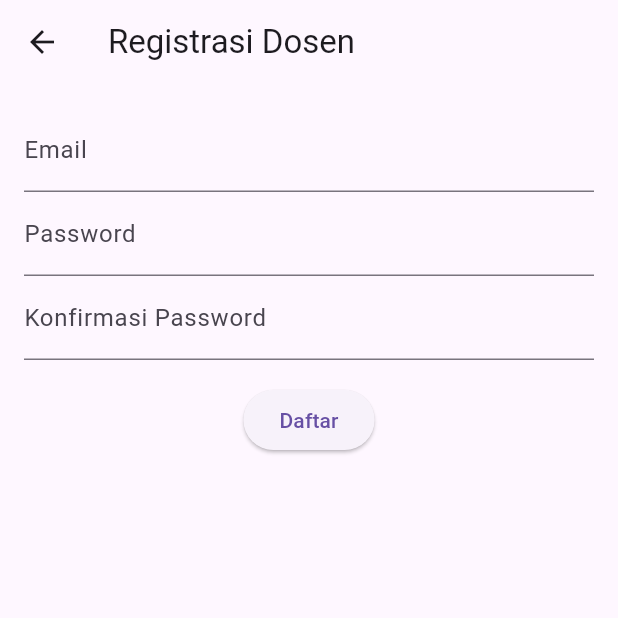
After one commit to mazrommi/kindos_app, a Flutter app: the screen it shows after launch, after a tap on "Belum punya akun? Daftar di sini", on a phone screen of 412 x 824 dp, the top half of it. The commit adds this screen. Run offline on Flutter 3.47's test engine with Material 3 defaults, Android fonts, the phone set to English and light mode, and no system bars; our stand-ins replace csv, shared_preferences, sqflite; accounts and stored records are empty.

Commit message:
menambahkan login

```diff
--- a/lib/helpers/db_helper.dart
+++ b/lib/helpers/db_helper.dart
@@ -3,6 +3,7 @@ import 'dart:io';
 import 'package:sqflite/sqflite.dart';
 import 'package:path/path.dart';
 import '../models/catatan.dart';
+import '../models/user.dart';
 import 'package:path_provider/path_provider.dart';
 import 'package:csv/csv.dart';
 
@@ -26,6 +27,20 @@ class DBHelper {
             kategori TEXT
           )
         ''');
+
+        await db.execute('''
+          CREATE TABLE user(
+            id INTEGER PRIMARY KEY AUTOINCREMENT,
+            email TEXT NOT NULL,
+            password TEXT NOT NULL
+          )
+        ''');
+
+        // Insert default admin user
+        await db.insert('user', {
+          'email': 'admin@example.com',
+          'password': 'admin123',
+        });
       },
     );
   }
@@ -35,6 +50,7 @@ class DBHelper {
     return _db!;
   }
 
+  // CRUD untuk tabel catatan
   static Future<int> insertCatatan(Catatan catatan) async {
     final db = await database;
     return await db.insert('catatan', catatan.toMap());
@@ -89,4 +105,24 @@ class DBHelper {
     final file = File('$path/catatan_dosen.csv');
     return await file.writeAsString(csv);
   }
+
+  // Fitur login
+  static Future<void> insertUser(User user) async {
+    final db = await database;
+    await db.insert('user', user.toMap(), conflictAlgorithm: ConflictAlgorithm.replace);
+  }
+
+  static Future<User?> getUser(String email, String password) async {
+    final db = await database;
+    final result = await db.query(
+      'user',
+      where: 'email = ? AND password = ?',
+      whereArgs: [email, password],
+    );
+
+    if (result.isNotEmpty) {
+      return User.fromMap(result.first);
+    }
+    return null;
+  }
 }
--- a/lib/main.dart
+++ b/lib/main.dart
@@ -4,9 +4,18 @@ import 'models/catatan.dart';
 import 'helpers/db_helper.dart';
 import 'pages/catatan_form.dart';
 import 'pages/catatan_detail.dart';
+import 'package:shared_preferences/shared_preferences.dart';
+import 'screens/login_screen.dart';
 
-void main() {
-  runApp(const CatatanApp());
+void main() async {
+  WidgetsFlutterBinding.ensureInitialized();
+  final prefs = await SharedPreferences.getInstance();
+  final isLoggedIn = prefs.getBool('isLoggedIn') ?? false;
+
+  runApp(MaterialApp(
+    debugShowCheckedModeBanner: false,
+    home: isLoggedIn ? const CatatanListPage() : LoginScreen(),
+  ));
 }
 
 class CatatanApp extends StatelessWidget {
@@ -32,13 +41,22 @@ class _CatatanListPageState extends State<CatatanListPage> {
   List<Catatan> _catatanList = [];
   List<Catatan> _filteredCatatanList = [];
   final TextEditingController _searchController = TextEditingController();
+  String? userEmail;
 
   @override
   void initState() {
     super.initState();
+    _loadUser();
     _refreshCatatan();
     _searchController.addListener(() {
       _filterCatatan(_searchController.text);
+    });
+  }
+
+  void _loadUser() async {
+    final prefs = await SharedPreferences.getInstance();
+    setState(() {
+      userEmail = prefs.getString('email');
     });
   }
 
@@ -103,12 +121,44 @@ class _CatatanListPageState extends State<CatatanListPage> {
   Widget build(BuildContext context) {
     return Scaffold(
       appBar: AppBar(
-        title: const Text('CATATAN KINERJA DOSEN'),
+        title: Text('CATATAN KINERJA DOSEN\n${userEmail ?? ""}', textAlign: TextAlign.center),
         centerTitle: true,
         actions: [
           IconButton(
             icon: const Icon(Icons.download),
             onPressed: _exportData,
+          ),
+          IconButton(
+            icon: Icon(Icons.logout),
+            onPressed: () async {
+              final confirm = await showDialog(
+                context: context,
+                builder: (_) => AlertDialog(
+                  title: Text('Konfirmasi'),
+                  content: Text('Yakin ingin logout?'),
+                  actions: [
+                    TextButton(
+                      onPressed: () => Navigator.pop(context, false),
+                      child: Text('Batal'),
+                    ),
+                    TextButton(
+                      onPressed: () => Navigator.pop(context, true),
+                      child: Text('Logout'),
+                    ),
+                  ],
+                ),
+              );
+
+              if (confirm == true) {
+                final prefs = await SharedPreferences.getInstance();
+                await prefs.clear();
+                if (!mounted) return;
+                Navigator.pushReplacement(
+                  context,
+                  MaterialPageRoute(builder: (_) => LoginScreen()),
+                );
+              }
+            },
           ),
         ],
       ),
--- a/lib/models/catatan.dart
+++ b/lib/models/catatan.dart
@@ -19,7 +19,7 @@ class Catatan {
       'judul': judul,
       'deskripsi': deskripsi,
       'tanggal': tanggal,
-      'kategori': kategori, // ✅
+      'kategori': kategori,
     };
   }
 
@@ -29,7 +29,7 @@ class Catatan {
       judul: map['judul'],
       deskripsi: map['deskripsi'],
       tanggal: map['tanggal'],
-      kategori: map['kategori'], // ✅
+      kategori: map['kategori'],
     );
   }
 }
--- a/lib/models/user_model.dart
+++ b/lib/models/user.dart
@@ -10,14 +10,14 @@ class User {
       'id': id,
       'email': email,
       'password': password,
-      };
+    };
   }
 
   factory User.fromMap(Map<String, dynamic> map) {
     return User(
       id: map['id'],
-        email: map['email'],
-        password: map['password'],
+      email: map['email'],
+      password: map['password'],
     );
   }
 }
--- a/lib/screens/login_screen.dart
+++ b/lib/screens/login_screen.dart
@@ -1,9 +1,14 @@
 import 'package:flutter/material.dart';
 import 'package:shared_preferences/shared_preferences.dart';
-import '../helpers/user_db.dart'; // ganti dengan path yg sesuai
-import 'package:kindos_app/main.dart'; // halaman setelah login
+import '../helpers/db_helper.dart';
+import '../screens/registasi_screen.dart';
+import '../main.dart';
+
+
 
 class LoginScreen extends StatefulWidget {
+  const LoginScreen({super.key});
+
   @override
   _LoginScreenState createState() => _LoginScreenState();
 }
@@ -11,21 +16,25 @@ class LoginScreen extends StatefulWidget {
 class _LoginScreenState extends State<LoginScreen> {
   final emailController = TextEditingController();
   final passwordController = TextEditingController();
-  final dbHelper = DatabaseHelper();
 
   void _login() async {
-    final email = emailController.text;
-    final password = passwordController.text;
+    final email = emailController.text.trim();
+    final password = passwordController.text.trim();
 
-    final user = await dbHelper.getUser(email, password);
+    final user = await DBHelper.getUser(email, password);
     if (user != null) {
       final prefs = await SharedPreferences.getInstance();
-      await prefs.setBool('isLoggedIn', true);
+      //await prefs.setBool('isLoggedIn', true);
+      await prefs.setString('email', user.email);
+
+      if (!mounted) return; // ← penting
+
       Navigator.pushReplacement(
         context,
-        MaterialPageRoute(builder: (_) => HomePage()),
+        MaterialPageRoute(builder: (_) => CatatanListPage()),
       );
     } else {
+      if (!mounted) return;
       ScaffoldMessenger.of(context).showSnackBar(SnackBar(
         content: Text("Login gagal, periksa email dan password"),
       ));
@@ -35,7 +44,8 @@ class _LoginScreenState extends State<LoginScreen> {
   @override
   Widget build(BuildContext context) {
     return Scaffold(
-      appBar: AppBar(title: Text('Login Dosen')),
+      appBar: AppBar(title: Text('Login Dosen'),
+      centerTitle: true,),
       body: Padding(
         padding: EdgeInsets.all(16),
         child: Column(
@@ -49,7 +59,20 @@ class _LoginScreenState extends State<LoginScreen> {
               decoration: InputDecoration(labelText: 'Password'),
               obscureText: true,
             ),
-            ElevatedButton(onPressed: _login, child: Text('Login')),
+            SizedBox(height: 16),
+            ElevatedButton(
+              onPressed: _login,
+              child: Text('Login'),
+            ),
+            TextButton(
+              onPressed: () {
+                Navigator.push(
+                  context,
+                  MaterialPageRoute(builder: (_) => RegisterScreen()),
+                );
+              },
+              child: const Text("Belum punya akun? Daftar di sini"),
+            ),
           ],
         ),
       ),
--- /dev/null
+++ b/lib/screens/registasi_screen.dart
@@ -0,0 +1,79 @@
+import 'package:flutter/material.dart';
+import '../models/user.dart';
+import '../helpers/db_helper.dart';
+
+class RegisterScreen extends StatefulWidget {
+  const RegisterScreen({Key? key}) : super(key: key);
+
+  @override
+  _RegisterScreenState createState() => _RegisterScreenState();
+}
+
+class _RegisterScreenState extends State<RegisterScreen> {
+  final emailController = TextEditingController();
+  final passwordController = TextEditingController();
+  final confirmPasswordController = TextEditingController();
+
+  void _register() async {
+    final email = emailController.text.trim();
+    final password = passwordController.text.trim();
+    final confirmPassword = confirmPasswordController.text.trim();
+
+    if (email.isEmpty || password.isEmpty || confirmPassword.isEmpty) {
+      _showSnackbar("Semua field harus diisi");
+      return;
+    }
+
+    if (password != confirmPassword) {
+      _showSnackbar("Password dan konfirmasi tidak sama");
+      return;
+    }
+
+    // Buat objek user dan simpan ke database
+    final user = User(email: email, password: password);
+    await DBHelper.insertUser(user);
+
+    _showSnackbar("Registrasi berhasil! Silakan login.");
+    await Future.delayed(Duration(seconds: 2));
+
+    if (!mounted) return;
+    Navigator.pop(context); // kembali ke halaman login
+  }
+
+  void _showSnackbar(String message) {
+    ScaffoldMessenger.of(context).showSnackBar(SnackBar(content: Text(message)));
+  }
+
+  @override
+  Widget build(BuildContext context) {
+    return Scaffold(
+      appBar: AppBar(title: const Text('Registrasi Dosen')),
+      body: Padding(
+        padding: const EdgeInsets.all(16),
+        child: Column(
+          children: [
+            TextField(
+              controller: emailController,
+              decoration: const InputDecoration(labelText: 'Email'),
+            ),
+            TextField(
+              controller: passwordController,
+              decoration: const InputDecoration(labelText: 'Password'),
+              obscureText: true,
+            ),
+            TextField(
+              controller: confirmPasswordController,
+              decoration: const InputDecoration(labelText: 'Konfirmasi Password'),
+              obscureText: true,
+            ),
+            const SizedBox(height: 16),
+            ElevatedButton(
+              onPressed: _register,
+              child: const Text('Daftar'),
+            ),
+          ],
+        ),
+      ),
+    );
+  }
+}
--- a/pubspec.yaml
+++ b/pubspec.yaml
@@ -16,6 +16,7 @@ dependencies:
   csv: ^5.0.2
   path: ^1.8.3
   intl: ^0.18.1
+  shared_preferences: ^2.2.2
 
   cupertino_icons: ^1.0.8
 
```
Also changed, not shown: lib/helpers/user_db.dart (deleted, +0 -28 lines), pubspec.lock, 1 other file.
